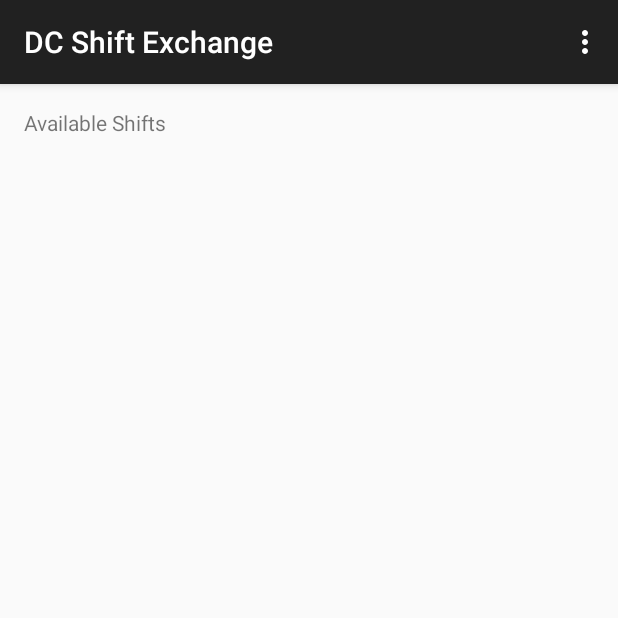
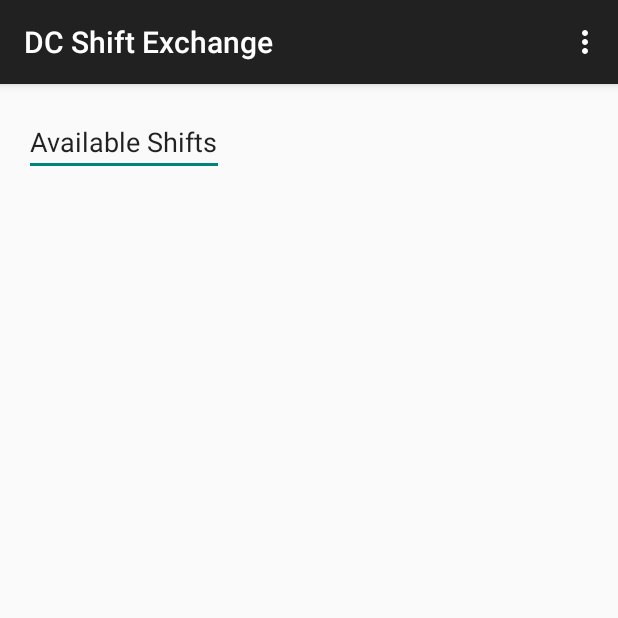
Before and after one commit to Empyreus/DC_Shift_Exchange, an Android app: the screen it shows after launch (MainActivity), on a phone screen of 412 x 824 dp, the top half of it. Run offline under Robolectric (Android 15) with nearby library versions, the phone set to English and light mode, and no system bars.

Commit message:
Large Text Test

```diff
--- a/app/src/main/res/layout/activity_main.xml
+++ b/app/src/main/res/layout/activity_main.xml
@@ -6,8 +6,11 @@
     android:paddingBottom="@dimen/activity_vertical_margin" tools:context=".MainActivity"
     android:id="@+id/dcWorker">
 
-    <TextView android:text="Available Shifts" android:layout_width="wrap_content"
+    <EditText android:text="Available Shifts" android:layout_width="wrap_content"
         android:layout_height="wrap_content"
-        android:id="@+id/textView" />
+        android:id="@+id/textView"
+        android:layout_alignParentTop="true"
+        android:layout_alignParentLeft="true"
+        android:layout_alignParentStart="true" />
 
 </RelativeLayout>
```
